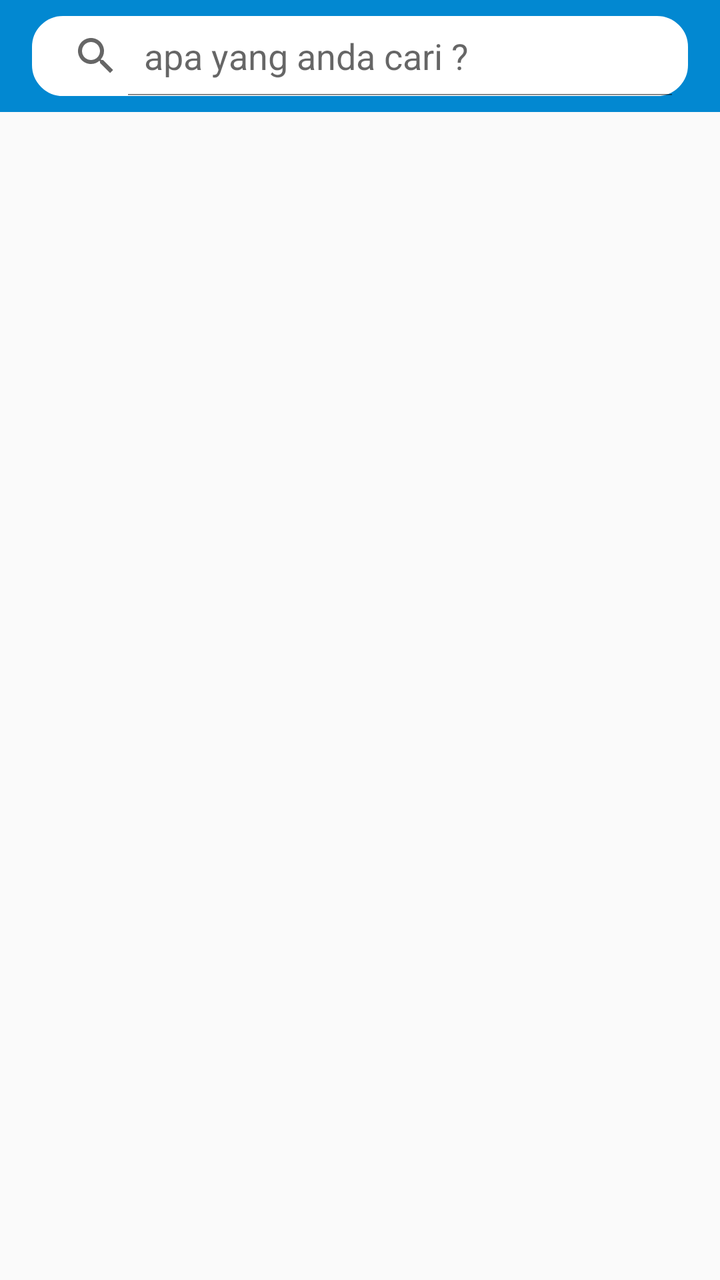
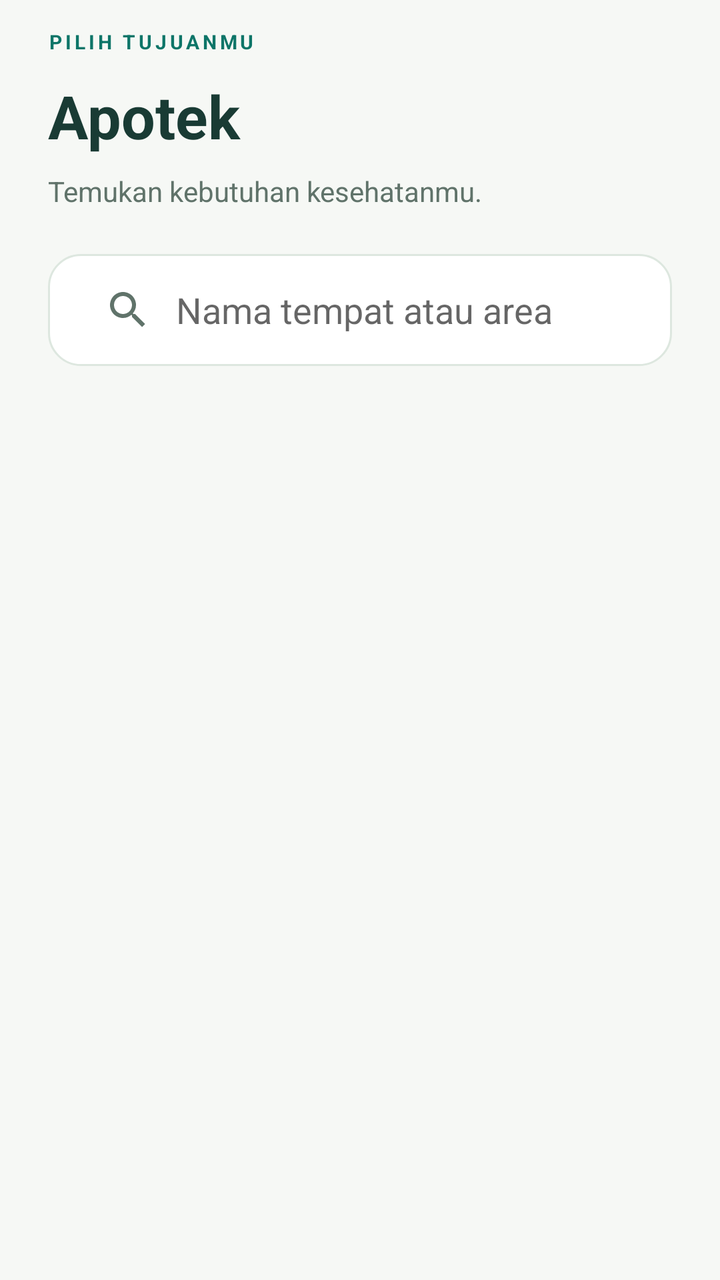

Before-and-after screenshots of an Android layout around one commit, followed by the original layout XML and the change that was made.
<!-- AndroidManifest.xml: activity theme EditorTheme -->
<!-- res/layout/activity_apotek.xml -->
<?xml version="1.0" encoding="utf-8"?>
<LinearLayout
    xmlns:android="http://schemas.android.com/apk/res/android"
    xmlns:app="http://schemas.android.com/apk/res-auto"
    xmlns:tools="http://schemas.android.com/tools"
    android:layout_width="match_parent"
    android:layout_height="match_parent"
    android:orientation="vertical"
    tools:context="me.cekpedia.HotelActivity">

    <RelativeLayout
        android:layout_width="match_parent"
        android:layout_height="?attr/actionBarSize">

        <ImageView
            android:layout_width="match_parent"
            android:layout_height="?attr/actionBarSize"
            android:background="#0288D1" />

        <SearchView
            android:id="@+id/cari"
            android:layout_width="match_parent"
            android:layout_height="?android:attr/actionBarSize"
            android:layout_marginLeft="16dp"
            android:layout_marginRight="16dp"
            android:layout_marginTop="8dp"
            android:layout_marginBottom="8dp"
            android:backgroundTint="#FFF"
            android:background="@drawable/search_layout"
            android:drawableLeft="@drawable/ic_search"
            android:queryHint="apa yang anda cari ?"
            android:iconifiedByDefault="false" />
        <ImageView
            android:layout_width="wrap_content"
            android:layout_height="wrap_content"
            android:layout_alignLeft="@+id/cari"
            android:layout_alignParentTop="true"
            android:layout_alignStart="@+id/cari"
            android:layout_marginTop="567dp"
            android:src="@drawable/ic_home_black_24dp"
            android:tint="@color/colorvector" />

    </RelativeLayout>
    <LinearLayout
        android:layout_width="match_parent"
        android:layout_height="wrap_content"
        android:orientation="vertical">
        <ListView
            android:layout_width="match_parent"
            android:layout_height="wrap_content"
            android:id="@+id/listviewapotek">
            


        </ListView>
        <android.support.v7.widget.RecyclerView
            android:layout_width="match_parent"
            android:layout_height="wrap_content"
            android:padding="16dp"
            android:background="#FFF"
            android:layout_margin="8dp"
            android:visibility="gone"
            android:id="@+id/result_list_apotek">

        </android.support.v7.widget.RecyclerView>
    </LinearLayout>
</LinearLayout>
<!-- resources referenced by this layout -->
<resources>
  <color name="colorvector">#FFFFFF</color>
  <!-- drawable ic_home_black_24dp (drawable) -->
  <vector android:height="32dp" android:viewportHeight="24.0"
      android:viewportWidth="24.0" android:width="32dp" xmlns:android="http://schemas.android.com/apk/res/android">
      <path android:fillColor="#FF000000" android:pathData="M10,20v-6h4v6h5v-8h3L12,3 2,12h3v8z"/>
  </vector>
  <!-- drawable ic_search (drawable) -->
  <vector xmlns:android="http://schemas.android.com/apk/res/android"
          android:width="24dp"
          android:height="24dp"
          android:viewportWidth="24.0"
          android:viewportHeight="24.0">
      <path
          android:fillColor="#FF000000"
          android:pathData="M15.5,14h-0.79l-0.28,-0.27C15.41,12.59 16,11.11 16,9.5 16,5.91 13.09,3 9.5,3S3,5.91 3,9.5 5.91,16 9.5,16c1.61,0 3.09,-0.59 4.23,-1.57l0.27,0.28v0.79l5,4.99L20.49,19l-4.99,-5zM9.5,14C7.01,14 5,11.99 5,9.5S7.01,5 9.5,5 14,7.01 14,9.5 11.99,14 9.5,14z"/>
  </vector>
  <!-- drawable search_layout (drawable) -->
  <?xml version="1.0" encoding="utf-8"?>
  <shape xmlns:android="http://schemas.android.com/apk/res/android">
  
      <stroke android:color="#95989A" android:width="1dp"/>
      <corners android:radius="15dp"/>
  
  </shape>
  <style name="EditorTheme" parent="Theme.AppCompat.Light.DarkActionBar">
          <item name="colorPrimary">@color/editorColorPrimary</item>
          <item name="colorAccent">@color/colorAccent</item>
      </style>
  <color name="editorColorPrimary">#0288D1</color>
  <color name="colorAccent">#FF4081</color>
</resources>

<!-- the commit's change to res/layout/activity_apotek.xml (unified diff, before → after) -->
@@ -1,67 +1,20 @@
 <?xml version="1.0" encoding="utf-8"?>
-<LinearLayout
-    xmlns:android="http://schemas.android.com/apk/res/android"
-    xmlns:app="http://schemas.android.com/apk/res-auto"
-    xmlns:tools="http://schemas.android.com/tools"
-    android:layout_width="match_parent"
-    android:layout_height="match_parent"
-    android:orientation="vertical"
-    tools:context="me.cekpedia.HotelActivity">
-
-    <RelativeLayout
-        android:layout_width="match_parent"
-        android:layout_height="?attr/actionBarSize">
-
-        <ImageView
-            android:layout_width="match_parent"
-            android:layout_height="?attr/actionBarSize"
-            android:background="#0288D1" />
-
-        <SearchView
-            android:id="@+id/cari"
-            android:layout_width="match_parent"
-            android:layout_height="?android:attr/actionBarSize"
-            android:layout_marginLeft="16dp"
-            android:layout_marginRight="16dp"
-            android:layout_marginTop="8dp"
-            android:layout_marginBottom="8dp"
-            android:backgroundTint="#FFF"
-            android:background="@drawable/search_layout"
-            android:drawableLeft="@drawable/ic_search"
-            android:queryHint="apa yang anda cari ?"
-            android:iconifiedByDefault="false" />
-        <ImageView
-            android:layout_width="wrap_content"
-            android:layout_height="wrap_content"
-            android:layout_alignLeft="@+id/cari"
-            android:layout_alignParentTop="true"
-            android:layout_alignStart="@+id/cari"
-            android:layout_marginTop="567dp"
-            android:src="@drawable/ic_home_black_24dp"
-            android:tint="@color/colorvector" />
-
-    </RelativeLayout>
-    <LinearLayout
-        android:layout_width="match_parent"
-        android:layout_height="wrap_content"
-        android:orientation="vertical">
-        <ListView
-            android:layout_width="match_parent"
-            android:layout_height="wrap_content"
-            android:id="@+id/listviewapotek">
-            
-
-
-        </ListView>
-        <android.support.v7.widget.RecyclerView
-            android:layout_width="match_parent"
-            android:layout_height="wrap_content"
-            android:padding="16dp"
-            android:background="#FFF"
-            android:layout_margin="8dp"
-            android:visibility="gone"
-            android:id="@+id/result_list_apotek">
-
-        </android.support.v7.widget.RecyclerView>
+<LinearLayout xmlns:android="http://schemas.android.com/apk/res/android" xmlns:app="http://schemas.android.com/apk/res-auto" android:layout_width="match_parent" android:layout_height="match_parent" android:orientation="vertical" android:background="@color/canvas">
+     <LinearLayout android:layout_width="match_parent" android:layout_height="wrap_content" android:orientation="vertical" android:paddingLeft="24dp" android:paddingRight="24dp" android:paddingTop="14dp">
+      <TextView android:layout_width="match_parent" android:layout_height="wrap_content" android:text="PILIH TUJUANMU" android:textSize="10sp" android:textColor="@color/colorPrimary" android:fontFamily="sans-serif" android:textStyle="bold" android:letterSpacing="0.16" /><TextView android:layout_width="match_parent" android:layout_height="wrap_content" android:text="Apotek" android:textSize="30sp" android:textColor="@color/ink" android:fontFamily="sans-serif" android:textStyle="bold" android:layout_marginTop="10dp"/><TextView android:layout_width="match_parent" android:layout_height="wrap_content" android:text="Temukan kebutuhan kesehatanmu." android:textSize="14sp" android:textColor="@color/muted" android:fontFamily="sans-serif" android:layout_marginTop="8dp" android:lineSpacingExtra="3dp"/>
+      <SearchView android:id="@+id/cari" android:layout_width="match_parent" android:layout_height="56dp" android:layout_marginTop="22dp" android:layout_marginBottom="16dp" android:background="@drawable/bg_field" android:iconifiedByDefault="false" android:queryHint="Nama tempat atau area" android:queryBackground="@android:color/transparent" android:paddingLeft="8dp" android:paddingRight="8dp"/>
+     </LinearLayout>
+     <FrameLayout android:layout_width="match_parent" android:layout_height="0dp" android:layout_weight="1">
+      <ListView android:id="@+id/listviewapotek" android:layout_width="match_parent" android:layout_height="match_parent" android:paddingLeft="24dp" android:paddingRight="24dp" android:paddingBottom="24dp" android:clipToPadding="false" android:divider="@android:color/transparent" android:dividerHeight="14dp" android:scrollbars="none"/>
+      <android.support.v7.widget.RecyclerView android:id="@+id/result_list_apotek" android:layout_width="match_parent" android:layout_height="match_parent" android:paddingLeft="24dp" android:paddingRight="24dp" android:paddingBottom="24dp" android:clipToPadding="false" android:visibility="gone"/>
+<include layout="@layout/view_empty_places" android:id="@+id/category_empty" android:layout_width="match_parent" android:layout_height="wrap_content" android:layout_marginLeft="24dp" android:layout_marginRight="24dp" android:visibility="gone"/>
+     </FrameLayout>
     </LinearLayout>
+<!-- res/layout/view_empty_places.xml (included above) -->
+<?xml version="1.0" encoding="utf-8"?>
+<LinearLayout xmlns:android="http://schemas.android.com/apk/res/android" xmlns:app="http://schemas.android.com/apk/res-auto" android:layout_width="match_parent" android:layout_height="wrap_content" android:orientation="vertical" android:background="@drawable/bg_mint" android:padding="24dp">
+ <ImageView android:layout_width="40dp" android:layout_height="40dp" android:src="@drawable/ic_ui_pin"/>
+ <TextView android:layout_width="match_parent" android:layout_height="wrap_content" android:text="Masih ada yang bisa ditemukan." android:textSize="21sp" android:textColor="@color/ink" android:fontFamily="sans-serif" android:id="@+id/empty_places_title" android:textStyle="bold" android:layout_marginTop="18dp"/>
+ <TextView android:layout_width="match_parent" android:layout_height="wrap_content" android:text="Belum ada tempat untuk ditampilkan. Coba pencarian lain atau jelajahi kategori berikutnya." android:textSize="14sp" android:textColor="@color/muted" android:fontFamily="sans-serif" android:id="@+id/empty_places_message" android:lineSpacingExtra="5dp" android:layout_marginTop="10dp"/>
+<Button android:id="@+id/retry_places" style="@style/Cek.Button.Secondary" android:text="Muat ulang" android:visibility="gone" android:layout_marginTop="18dp"/>
 </LinearLayout>
<!-- resource entries referenced after the edit -->
@@ -1,34 +1,33 @@
 <!-- resources referenced by this layout -->
 <resources>
-  <color name="colorvector">#FFFFFF</color>
-  <!-- drawable ic_home_black_24dp (drawable) -->
-  <vector android:height="32dp" android:viewportHeight="24.0"
-      android:viewportWidth="24.0" android:width="32dp" xmlns:android="http://schemas.android.com/apk/res/android">
-      <path android:fillColor="#FF000000" android:pathData="M10,20v-6h4v6h5v-8h3L12,3 2,12h3v8z"/>
-  </vector>
-  <!-- drawable ic_search (drawable) -->
-  <vector xmlns:android="http://schemas.android.com/apk/res/android"
-          android:width="24dp"
-          android:height="24dp"
-          android:viewportWidth="24.0"
-          android:viewportHeight="24.0">
-      <path
-          android:fillColor="#FF000000"
-          android:pathData="M15.5,14h-0.79l-0.28,-0.27C15.41,12.59 16,11.11 16,9.5 16,5.91 13.09,3 9.5,3S3,5.91 3,9.5 5.91,16 9.5,16c1.61,0 3.09,-0.59 4.23,-1.57l0.27,0.28v0.79l5,4.99L20.49,19l-4.99,-5zM9.5,14C7.01,14 5,11.99 5,9.5S7.01,5 9.5,5 14,7.01 14,9.5 11.99,14 9.5,14z"/>
-  </vector>
-  <!-- drawable search_layout (drawable) -->
+  <color name="canvas">#F6F8F5</color>
+  <color name="colorPrimary">#0D7568</color>
+  <color name="ink">#193B34</color>
+  <color name="muted">#60736A</color>
+  <!-- drawable bg_field (drawable) -->
   <?xml version="1.0" encoding="utf-8"?>
-  <shape xmlns:android="http://schemas.android.com/apk/res/android">
-  
-      <stroke android:color="#95989A" android:width="1dp"/>
-      <corners android:radius="15dp"/>
-  
-  </shape>
-  <style name="EditorTheme" parent="Theme.AppCompat.Light.DarkActionBar">
-          <item name="colorPrimary">@color/editorColorPrimary</item>
-          <item name="colorAccent">@color/colorAccent</item>
-      </style>
-  <color name="editorColorPrimary">#0288D1</color>
-  <color name="colorAccent">#FF4081</color>
+  <shape xmlns:android="http://schemas.android.com/apk/res/android"><solid android:color="#FFFFFF"/><corners android:radius="16dp"/><stroke android:width="1dp" android:color="#DDE7DF"/></shape>
+  <!-- drawable bg_mint (drawable) -->
+  <?xml version="1.0" encoding="utf-8"?>
+  <shape xmlns:android="http://schemas.android.com/apk/res/android"><solid android:color="#E6F1E9"/><corners android:radius="18dp"/></shape>
+  <!-- drawable ic_ui_pin (drawable) -->
+  <?xml version="1.0" encoding="utf-8"?>
+  <vector xmlns:android="http://schemas.android.com/apk/res/android" android:width="24dp" android:height="24dp" android:viewportWidth="24" android:viewportHeight="24"><path android:pathData="M20,10 C20,16 12,22 12,22 C12,22 4,16 4,10 A8,8 0,1 1,20 10 M15,10 A3,3 0,1 1,9 10 A3,3 0,1 1,15 10" android:fillColor="@android:color/transparent" android:strokeColor="#0D7568" android:strokeWidth="1.7" android:strokeLineCap="round" android:strokeLineJoin="round"/></vector>
+  <style name="Cek.Button.Secondary" parent="Cek.Button"><item name="android:background">@drawable/bg_button_secondary</item><item name="android:textColor">@color/colorPrimary</item></style>
+  <style name="EditorTheme" parent="AppTheme" />
+  <style name="Cek.Button" parent="@android:style/Widget.Button"><item name="android:layout_width">match_parent</item><item name="android:layout_height">56dp</item><item name="android:textAllCaps">false</item><item name="android:textSize">15sp</item><item name="android:fontFamily">sans-serif-medium</item><item name="android:elevation">0dp</item><item name="android:stateListAnimator">@null</item><item name="android:paddingLeft">20dp</item><item name="android:paddingRight">20dp</item></style>
+  <!-- drawable bg_button_secondary (drawable) -->
+  <?xml version="1.0" encoding="utf-8"?>
+  <selector xmlns:android="http://schemas.android.com/apk/res/android"><item android:state_pressed="true"><shape><solid android:color="#D2E7D8"/><corners android:radius="16dp"/></shape></item><item><shape><solid android:color="#E6F1E9"/><corners android:radius="16dp"/></shape></item></selector>
+  <style name="AppTheme" parent="Theme.AppCompat.Light.DarkActionBar">
+    <item name="colorPrimary">@color/canvas</item><item name="colorPrimaryDark">@color/canvas</item>
+    <item name="colorAccent">@color/colorPrimary</item><item name="android:windowBackground">@color/canvas</item>
+    <item name="android:fontFamily">sans-serif</item><item name="android:colorBackground">@color/canvas</item>
+    <item name="android:textColorPrimary">@color/ink</item><item name="android:textColorSecondary">@color/muted</item>
+    <item name="actionBarTheme">@style/Cek.ActionBar</item><item name="actionBarStyle">@style/Cek.ActionBarStyle</item>
+   </style>
+  <style name="Cek.ActionBar" parent="ThemeOverlay.AppCompat.Light"><item name="colorControlNormal">@color/ink</item><item name="android:textColorPrimary">@color/ink</item></style>
+  <style name="Cek.ActionBarStyle" parent="Widget.AppCompat.ActionBar.Solid"><item name="background">@color/canvas</item><item name="elevation">0dp</item><item name="titleTextStyle">@style/Cek.ActionBarTitle</item></style>
+  <style name="Cek.ActionBarTitle" parent="TextAppearance.AppCompat.Widget.ActionBar.Title"><item name="android:textColor">@color/ink</item><item name="android:textSize">18sp</item><item name="android:fontFamily">sans-serif-medium</item></style>
 </resources>
 
